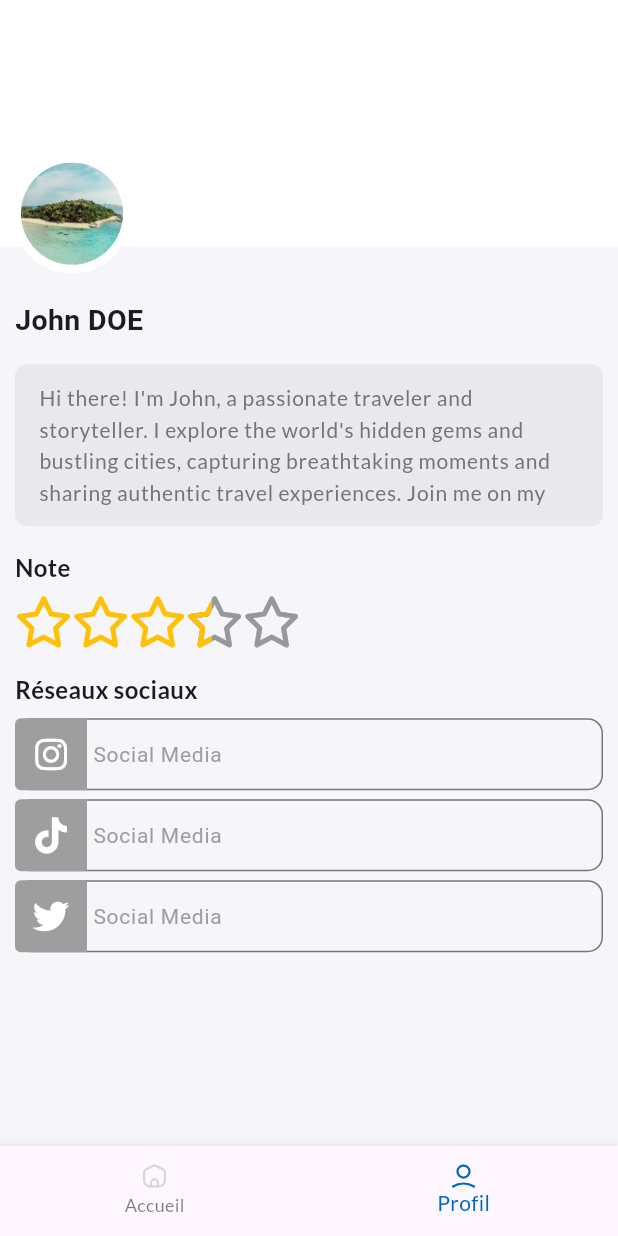
After one commit to imdadAdelabou/EasyTrip, a Flutter app: the screen it shows after launch, item 2 of the bottom bar chosen, on a phone screen of 412 x 824 dp. The commit adds this screen. Run offline on Flutter 3.47's test engine with Material 3 defaults, Android fonts, the light colour scheme and no system bars; drawn by our look-alikes of flutter_rating_bar; our stand-ins replace flutter_animate, flutter_svg, font_awesome_flutter, gap, go_router, google_fonts and 2 more.

Commit message:
[FEAT] Create the first version of the profile of a creator

```diff
--- a/lib/components/circle_picture_creator_card.dart
+++ b/lib/components/circle_picture_creator_card.dart
@@ -1,17 +1,16 @@
 import "package:flutter/material.dart";
 
-class CirclePictureCreatorCard extends StatelessWidget {
+class CirclePictureCard extends StatelessWidget {
   final double firstRadius;
   final double secondRadius;
   final String profile;
   final Color backgroundColor;
-  const CirclePictureCreatorCard({
-    super.key,
-    required this.profile,
-    this.firstRadius = 28.0,
-    this.secondRadius = 24.0,
-    this.backgroundColor = Colors.white
-  });
+  const CirclePictureCard(
+      {super.key,
+      required this.profile,
+      this.firstRadius = 28.0,
+      this.secondRadius = 24.0,
+      this.backgroundColor = Colors.white});
 
   @override
   Widget build(BuildContext context) {
--- a/lib/components/creator_card.dart
+++ b/lib/components/creator_card.dart
@@ -42,7 +42,7 @@ class CreatorCard extends StatelessWidget {
                 Positioned(
                   bottom: -20,
                   left: 10,
-                  child: CirclePictureCreatorCard(
+                  child: CirclePictureCard(
                     profile: creator.pictureProfile,
                   ),
                 ),
@@ -74,7 +74,7 @@ class CreatorCard extends StatelessWidget {
                   TextButton(
                     onPressed: () {},
                     style: ButtonStyle(
-                      backgroundColor: MaterialStateProperty.all<Color>(
+                      backgroundColor: WidgetStateProperty.all<Color>(
                         AppColor.orangeColor,
                       ),
                     ),
--- a/lib/components/custom_bottom_bar.dart
+++ b/lib/components/custom_bottom_bar.dart
@@ -1,15 +1,18 @@
-import "package:easy_trip/utils/constant.dart";
+import "package:easy_trip/models/bottomBar/bottom_bar_item.dart";
 import "package:flutter/material.dart";
 import "package:flutter_svg/svg.dart";
 import "package:google_fonts/google_fonts.dart";
 import 'dart:io';
 
 class CustomBottomBar extends StatefulWidget {
-  final Function(int) getCurrentIndex;
   const CustomBottomBar({
     super.key,
     required this.getCurrentIndex,
+    required this.items,
   });
+
+  final void Function(int) getCurrentIndex;
+  final List<BottomBarItem> items;
 
   @override
   State<CustomBottomBar> createState() => _CustomBottomBarState();
@@ -24,7 +27,6 @@ class _CustomBottomBarState extends State<CustomBottomBar> {
     return SizedBox(
       height: 60.0,
       child: BottomNavigationBar(
-
         onTap: (int index) {
           widget.getCurrentIndex(index);
           setState(() {
@@ -36,7 +38,7 @@ class _CustomBottomBarState extends State<CustomBottomBar> {
         unselectedLabelStyle: GoogleFonts.lato(),
         selectedItemColor: const Color(0xff0066CB),
         type: BottomNavigationBarType.fixed,
-        items: itemsAppBar
+        items: widget.items
             .map<BottomNavigationBarItem>(
               (e) => BottomNavigationBarItem(
                 label: e.label,
--- /dev/null
+++ b/lib/components/custom_bottom_bar_ios.dart
@@ -0,0 +1,29 @@
+import 'package:easy_trip/components/custom_bottom_bar.dart';
+import 'package:easy_trip/models/bottomBar/bottom_bar_item.dart';
+import 'package:flutter/material.dart';
+
+class CustomBottomBarIos extends StatelessWidget {
+  const CustomBottomBarIos({
+    required this.getCurrentIndex,
+    required this.items,
+    super.key,
+  });
+  final void Function(int) getCurrentIndex;
+  final List<BottomBarItem> items;
+
+  @override
+  Widget build(BuildContext context) {
+    return Padding(
+      padding: const EdgeInsets.symmetric(
+        horizontal: 10.0,
+      ),
+      child: ClipRRect(
+        borderRadius: BorderRadius.circular(90.0),
+        child: CustomBottomBar(
+          getCurrentIndex: getCurrentIndex,
+          items: items,
+        ),
+      ),
+    );
+  }
+}
--- a/lib/components/custom_textbtn.dart
+++ b/lib/components/custom_textbtn.dart
@@ -17,17 +17,17 @@ class CustomTextbtn extends StatelessWidget {
   Widget build(BuildContext context) {
     return TextButton(
       style: ButtonStyle(
-        shape: MaterialStatePropertyAll(
+        shape: WidgetStatePropertyAll(
           RoundedRectangleBorder(
             borderRadius: BorderRadius.circular(4.0),
           ),
         ),
-        textStyle: MaterialStatePropertyAll(
+        textStyle: WidgetStatePropertyAll(
           GoogleFonts.lato(
             decoration: textDecoration,
           ),
         ),
-        padding: const MaterialStatePropertyAll(
+        padding: const WidgetStatePropertyAll(
           EdgeInsets.all(2.0),
         ),
       ),
--- a/lib/components/custom_textfield.dart
+++ b/lib/components/custom_textfield.dart
@@ -17,9 +17,11 @@ class CustomTextField extends StatefulWidget {
   final int? maxLines;
   final Widget? prefixIcon;
   final bool isRequired;
+  final bool readOnly;
+  final TextStyle? style;
 
-  const CustomTextField({
-    super.key,
+  const CustomTextField(
+      {super.key,
       this.filled = true,
       this.fillColor = Colors.grey,
       this.hintText,
@@ -31,7 +33,8 @@ class CustomTextField extends StatefulWidget {
       this.prefixIcon,
       this.controller,
       this.isRequired = false,
-  });
+      this.readOnly = false,
+      this.style});
 
   @override
   State<CustomTextField> createState() => _CustomTextFieldState();
@@ -52,6 +55,7 @@ class _CustomTextFieldState extends State<CustomTextField> {
       controller: widget.controller,
       minLines: widget.minLines,
       maxLines: widget.maxLines,
+      readOnly: widget.readOnly,
       decoration: InputDecoration(
           prefixIcon: widget.prefixIcon,
           hintText: widget.hintText,
@@ -65,13 +69,15 @@ class _CustomTextFieldState extends State<CustomTextField> {
             borderRadius: BorderRadius.circular(8.0),
           ),
           isDense: true,
-          focusedBorder: OutlineInputBorder(
+          focusedBorder: !widget.readOnly
+              ? OutlineInputBorder(
                   borderSide: BorderSide(
                     width: 2.0,
                     color: AppColor.blueOceanColor,
                   ),
                   borderRadius: BorderRadius.circular(8.0),
-          ),
+                )
+              : null,
           suffixIcon: widget.typeInput == TypeInput.password
               ? InkWell(
                   onTap: () => setState(() {
@@ -82,7 +88,8 @@ class _CustomTextFieldState extends State<CustomTextField> {
                   ),
                 )
               : null),
-      obscureText: !isOpen,
+      style: widget.style,
+      obscureText: isOpen,
       keyboardType: widget.keyboardType,
       obscuringCharacter: '*',
       validator: (String? value) {
--- /dev/null
+++ b/lib/components/rating_indicator.dart
@@ -0,0 +1,27 @@
+import 'package:flutter/material.dart';
+import 'package:flutter_rating_bar/flutter_rating_bar.dart';
+import 'package:font_awesome_flutter/font_awesome_flutter.dart';
+
+class RatingIndicator extends StatelessWidget {
+  const RatingIndicator({
+    required this.rating,
+    this.size = 40.0,
+    super.key,
+  });
+
+  final double rating;
+  final double size;
+
+  @override
+  Widget build(BuildContext context) {
+    return RatingBarIndicator(
+      rating: rating,
+      itemBuilder: (context, index) => const Icon(
+        FontAwesomeIcons.star,
+        color: Colors.amber,
+      ),
+      itemSize: size,
+      itemPadding: const EdgeInsets.only(right: 4.0),
+    );
+  }
+}
--- /dev/null
+++ b/lib/components/social_input.dart
@@ -0,0 +1,42 @@
+import 'package:easy_trip/utils/styles.dart';
+import 'package:flutter/material.dart';
+
+class SocialInput extends StatelessWidget {
+  const SocialInput({required this.icon, super.key});
+
+  final IconData icon;
+
+  @override
+  Widget build(BuildContext context) {
+    return TextFormField(
+      decoration: InputDecoration(
+        hintText: "Social Media",
+        hintStyle: const TextStyle(
+          fontSize: 14,
+          color: Colors.grey,
+          fontWeight: FontWeight.w400,
+        ),
+        prefixIcon: Container(
+          decoration: BoxDecoration(
+            color: AppColor.grey,
+            borderRadius: const BorderRadius.only(
+              topLeft: Radius.circular(4.0),
+              bottomLeft: Radius.circular(4.0),
+            ),
+          ),
+          child: Icon(
+            icon,
+            color: AppColor.whiteColor,
+          ),
+        ),
+        contentPadding: EdgeInsets.zero,
+        border: OutlineInputBorder(
+          borderRadius: BorderRadius.circular(10),
+          borderSide: const BorderSide(
+            color: Colors.grey,
+          ),
+        ),
+      ),
+    );
+  }
+}
--- a/lib/routes.dart
+++ b/lib/routes.dart
@@ -11,7 +11,8 @@ import 'package:easy_trip/views/splash_screen.dart';
 import 'package:go_router/go_router.dart';
 
 final router = GoRouter(
-  initialLocation: '/',
+  // initialLocation: '/',
+  initialLocation: HomeCreator.routeName,
   routes: [
     GoRoute(
       name: 'SplashScreen',
--- a/lib/utils/app_message.dart
+++ b/lib/utils/app_message.dart
@@ -56,4 +56,6 @@ class AppMessage {
   static String sinceGalleryLabel = "Depuis la gallery";
   static String sinceCamera = "Depuis la caméra";
   static String requiredField = "Ce champs est requis";
+  static String note = "Note";
+  static String socialMedia = "Réseaux sociaux";
 }
--- /dev/null
+++ b/lib/utils/box_text.dart
@@ -0,0 +1,31 @@
+import 'package:flutter/material.dart';
+import 'package:google_fonts/google_fonts.dart';
+
+class BoxText extends StatelessWidget {
+  const BoxText({super.key, required this.text, required this.style});
+
+  /// Create a [BoxText] with a [TextStyle] for the profile name.
+  const BoxText.profileNameText(
+    this.text, {
+    super.key,
+  }) : style = const TextStyle(
+          fontWeight: FontWeight.w600,
+          fontSize: 19.0,
+        );
+
+  BoxText.headTitleSettingSection(
+    this.text, {
+    super.key,
+  }) : style = GoogleFonts.lato(
+          fontSize: 16,
+          fontWeight: FontWeight.w600,
+        );
+
+  final String text;
+  final TextStyle style;
+
+  @override
+  Widget build(BuildContext context) {
+    return Text(text, style: style);
+  }
+}
--- a/lib/utils/styles.dart
+++ b/lib/utils/styles.dart
@@ -14,4 +14,5 @@ class AppColor {
   static Color pinkFade = const Color(0xffff4081);
   static Color whiteVariant = const Color(0xffF3F3F3);
   static Color greySecondVariant = const Color(0xffF6F5F9);
+  static Color grey = Colors.grey;
 }
--- a/lib/views/auth/register/select_role.dart
+++ b/lib/views/auth/register/select_role.dart
@@ -1,5 +1,6 @@
 import "package:easy_trip/components/back_icon.dart";
 import "package:easy_trip/components/custom_btn.dart";
+import "package:easy_trip/routes.dart";
 import "package:easy_trip/utils/app_message.dart";
 import "package:easy_trip/utils/constant.dart";
 import "package:easy_trip/views/auth/register/role_card.dart";
@@ -70,7 +71,7 @@ class _SelectRoleState extends State<SelectRole> {
               CustomBtn(
                 content: AppMessage.nextLabel,
                 action: currentPath != null && currentPath!.isNotEmpty
-                    ? () => Navigator.of(context).pushNamed(
+                    ? () => router.go(
                           currentPath!,
                         )
                     : null,
--- a/lib/views/home/circuit/detail_circuit.dart
+++ b/lib/views/home/circuit/detail_circuit.dart
@@ -156,7 +156,7 @@ class _DetailCircuitState extends State<DetailCircuit> {
                               ],
                             ),
                             const Gap(8.0),
-                            CirclePictureCreatorCard(
+                            CirclePictureCard(
                               profile: AppAsset.sampleProfilePicture,
                               backgroundColor: AppColor.blueOceanColor,
                             ),
--- a/lib/views/home/creator/home_creator.dart
+++ b/lib/views/home/creator/home_creator.dart
@@ -1,23 +1,74 @@
-import "package:easy_trip/components/custom_floating_action_btn.dart";
+import "dart:io";
+
+import "package:easy_trip/components/custom_bottom_bar.dart";
+import "package:easy_trip/components/custom_bottom_bar_ios.dart";
 import "package:easy_trip/components/custom_header.dart";
 import "package:easy_trip/utils/app_message.dart";
 import "package:easy_trip/utils/constant.dart";
 import "package:easy_trip/utils/styles.dart";
-import "package:easy_trip/views/home/creator/create_circuit.dart";
+import "package:easy_trip/views/home/creator/profil_view.dart";
 import "package:easy_trip/views/home/creator/stats_card.dart";
 import "package:flutter/material.dart";
 import "package:gap/gap.dart";
-import "package:go_router/go_router.dart";
 
-class HomeCreator extends StatelessWidget {
+const _homeSection = [
+  _IndexView(),
+  ProfilView(),
+];
+
+class HomeCreator extends StatefulWidget {
   static String routeName = "/home-creator";
   const HomeCreator({super.key});
+
+  @override
+  State<HomeCreator> createState() => _HomeCreatorState();
+}
+
+class _HomeCreatorState extends State<HomeCreator> {
+  String platform = Platform.operatingSystem;
+  int _currentIndex = 0;
 
   @override
   Widget build(BuildContext context) {
     return Scaffold(
       body: SafeArea(
-        child: Column(
+        child: SingleChildScrollView(
+          child: _homeSection[_currentIndex],
+        ),
+      ),
+      backgroundColor: AppColor.greySecondVariant,
+      // floatingActionButton: CustomFloatingActionBtn(
+      //   onPressed: () {
+      //     context.go(CreateCircuit.routeName);
+      //   },
+      // ),
+      floatingActionButtonLocation: FloatingActionButtonLocation.centerFloat,
+      floatingActionButton: platform == 'ios'
+          ? CustomBottomBarIos(
+              getCurrentIndex: (int index) {},
+              items: itemsAppBar,
+            )
+          : null,
+      bottomNavigationBar: platform == 'ios'
+          ? null
+          : CustomBottomBar(
+              getCurrentIndex: (int index) {
+                setState(() {
+                  _currentIndex = index;
+                });
+              },
+              items: itemsAppBar,
+            ),
+    );
+  }
+}
+
+class _IndexView extends StatelessWidget {
+  const _IndexView();
+
+  @override
+  Widget build(BuildContext context) {
+    return Column(
       children: [
         const Gap(20.0),
         const CustomHeader(
@@ -51,14 +102,6 @@ class HomeCreator extends StatelessWidget {
           ),
         )
       ],
-        ),
-      ),
-      backgroundColor: AppColor.greySecondVariant,
-      floatingActionButton: CustomFloatingActionBtn(
-        onPressed: () {
-          context.go(CreateCircuit.routeName);
-        },
-      ),
     );
   }
 }
--- /dev/null
+++ b/lib/views/home/creator/profil_view.dart
@@ -0,0 +1,115 @@
+import "package:easy_trip/components/circle_picture_creator_card.dart";
+import "package:easy_trip/components/custom_textfield.dart";
+import "package:easy_trip/components/rating_indicator.dart";
+import "package:easy_trip/components/social_input.dart";
+import "package:easy_trip/utils/app_asset.dart";
+import "package:easy_trip/utils/app_message.dart";
+import "package:easy_trip/utils/box_text.dart";
+import "package:easy_trip/utils/styles.dart";
+import "package:flutter/material.dart";
+import "package:font_awesome_flutter/font_awesome_flutter.dart";
+import "package:gap/gap.dart";
+import "package:google_fonts/google_fonts.dart";
+
+class ProfilView extends StatefulWidget {
+  const ProfilView({super.key});
+
+  @override
+  State<ProfilView> createState() => _ProfilViewState();
+}
+
+class _ProfilViewState extends State<ProfilView> {
+  final TextEditingController _bioController = TextEditingController();
+
+  @override
+  void initState() {
+    super.initState();
+    _bioController.text =
+        "Hi there! I'm John, a passionate traveler and storyteller. I explore the world's hidden gems and bustling cities, capturing breathtaking moments and sharing authentic travel experiences. Join me on my adventures as I uncover unique cultures, local cuisines, and scenic landscapes. Let's inspire each other to see the beauty in every corner of the globe!";
+  }
+
+  @override
+  Widget build(BuildContext context) {
+    return Column(
+      crossAxisAlignment: CrossAxisAlignment.start,
+      children: [
+        Stack(
+          clipBehavior: Clip.none,
+          children: [
+            const _CoverContainer(),
+            Positioned(
+              top: (MediaQuery.sizeOf(context).height * 0.1) + 20,
+              child: Padding(
+                padding: const EdgeInsets.only(left: 8.0),
+                child: CirclePictureCard(
+                  profile: AppAsset.coverSampleProfile,
+                  firstRadius: 40.0,
+                  secondRadius: 34.0,
+                ),
+              ),
+            ),
+          ],
+        ),
+        const Gap(35),
+        Padding(
+          padding: const EdgeInsets.symmetric(horizontal: 10),
+          child: Column(
+            crossAxisAlignment: CrossAxisAlignment.start,
+            children: [
+              const BoxText.profileNameText("John DOE"),
+              const Gap(16),
+              CustomTextField(
+                maxLines: 4,
+                obscureText: false,
+                readOnly: true,
+                controller: _bioController,
+                style: GoogleFonts.lato(
+                  fontSize: 14,
+                  color: AppColor.greyColor,
+                  fontWeight: FontWeight.w400,
+                ),
+              ),
+              const Gap(16),
+              BoxText.headTitleSettingSection(AppMessage.note),
+              const Gap(8),
+              const RatingIndicator(
+                rating: 3.5,
+                size: 34.0,
+              ),
+              const Gap(16),
+              BoxText.headTitleSettingSection(AppMessage.socialMedia),
+              const Gap(8),
+              const SocialInput(
+                icon: FontAwesomeIcons.instagram,
+              ),
+              const Gap(6.0),
+              const SocialInput(
+                icon: FontAwesomeIcons.tiktok,
+              ),
+              const Gap(6.0),
+              const SocialInput(
+                icon: FontAwesomeIcons.twitter,
+              ),
+              const Gap(10.0),
+            ],
+          ),
+        ),
+      ],
+    );
+  }
+}
+
+class _CoverContainer extends StatelessWidget {
+  const _CoverContainer();
+
+  @override
+  Widget build(BuildContext context) {
+    return Container(
+      width: double.infinity,
+      height: MediaQuery.sizeOf(context).height * 0.2,
+      decoration: BoxDecoration(
+        color: AppColor.whiteColor,
+      ),
+    );
+  }
+}
--- a/lib/views/home/traveller/home_traveller.dart
+++ b/lib/views/home/traveller/home_traveller.dart
@@ -1,6 +1,7 @@
 import "dart:io";
 
 import "package:easy_trip/components/custom_bottom_bar.dart";
+import "package:easy_trip/components/custom_bottom_bar_ios.dart";
 import "package:easy_trip/utils/constant.dart";
 import "package:easy_trip/utils/styles.dart";
 import "package:flutter/material.dart";
@@ -26,18 +27,11 @@ class _HomeTravellerState extends State<HomeTraveller> {
         ),
       ),
       floatingActionButton: platform == 'ios'
-          ? Padding(
-              padding: const EdgeInsets.symmetric(
-                horizontal: 10.0,
-              ),
-              child: ClipRRect(
-                borderRadius: BorderRadius.circular(90.0),
-                child: CustomBottomBar(
-                  getCurrentIndex: (index) => setState(() {
-                    _currentIndex = index;
-                  }),
-                ),
-              ),
+          ? CustomBottomBarIos(
+              getCurrentIndex: (index) => setState(() {
+                _currentIndex = index;
+              }),
+              items: itemsAppBar,
             )
           : null,
       floatingActionButtonLocation: FloatingActionButtonLocation.centerFloat,
@@ -46,6 +40,7 @@ class _HomeTravellerState extends State<HomeTraveller> {
               getCurrentIndex: (index) => setState(() {
                 _currentIndex = index;
               }),
+              items: itemsAppBar,
             )
           : null,
       backgroundColor: AppColor.greySecondVariant,
--- a/lib/views/home/traveller/setting_traveller.dart
+++ b/lib/views/home/traveller/setting_traveller.dart
@@ -33,7 +33,7 @@ class SettingTraveller extends StatelessWidget {
                 ),
               ),
               const Gap(30.0),
-              CirclePictureCreatorCard(
+              CirclePictureCard(
                 profile: AppAsset.coverSampleProfile,
                 firstRadius: 70.0,
                 secondRadius: 64.0,
--- a/lib/views/onBoarding/on_boarding.view.dart
+++ b/lib/views/onBoarding/on_boarding.view.dart
@@ -1,5 +1,6 @@
 import "package:easy_trip/components/custom_btn.dart";
 import "package:easy_trip/components/skip_label.dart";
+import "package:easy_trip/routes.dart";
 import "package:easy_trip/utils/app_message.dart";
 import "package:easy_trip/utils/constant.dart";
 import "package:easy_trip/utils/styles.dart";
@@ -42,7 +43,7 @@ class _OnBoardingViewState extends State<OnBoardingView> {
               alignment: Alignment.bottomRight,
               child: InkWell(
                 onTap: () {
-                  Navigator.of(context).pushNamed(LoginView.routeName);
+                  router.go(LoginView.routeName);
                 },
                 child: const SkipLabel(),
               ),
--- a/pubspec.yaml
+++ b/pubspec.yaml
@@ -43,6 +43,7 @@ dependencies:
   pin_code_fields:
   image_picker:
   flutter_animate:
+  flutter_rating_bar: ^4.0.1
   provider:
   json_annotation: ^4.8.1
   go_router: ^14.1.2
```
Also changed, not shown: pubspec.lock. Lines whose indentation alone changed are shown as unchanged.
